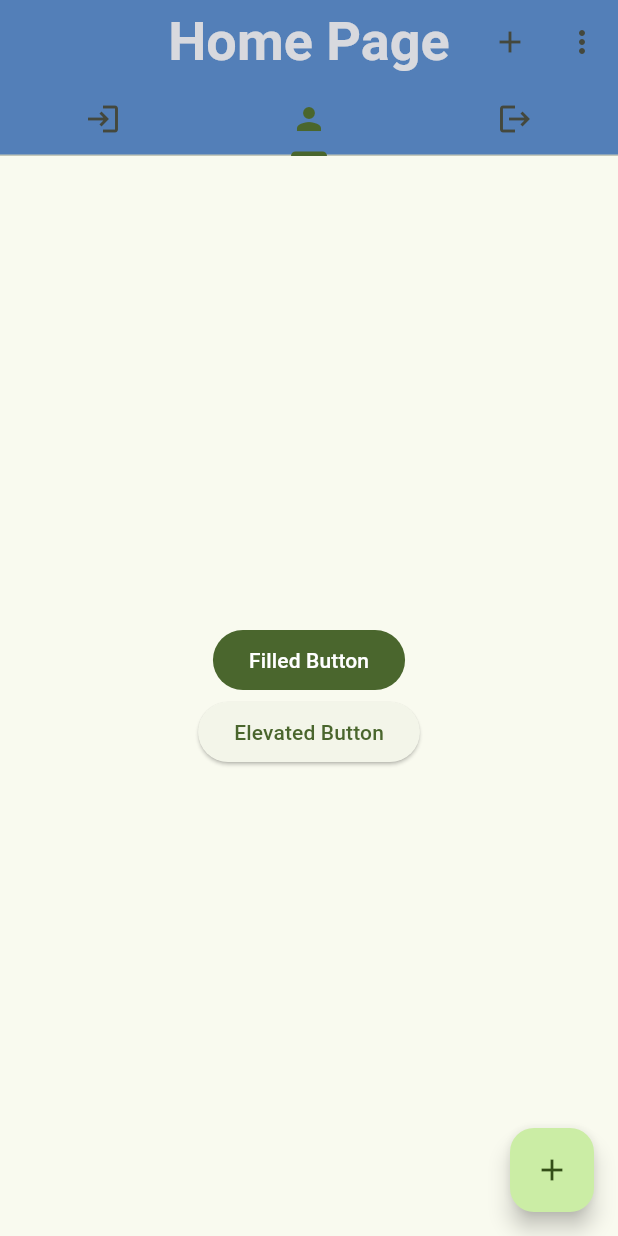
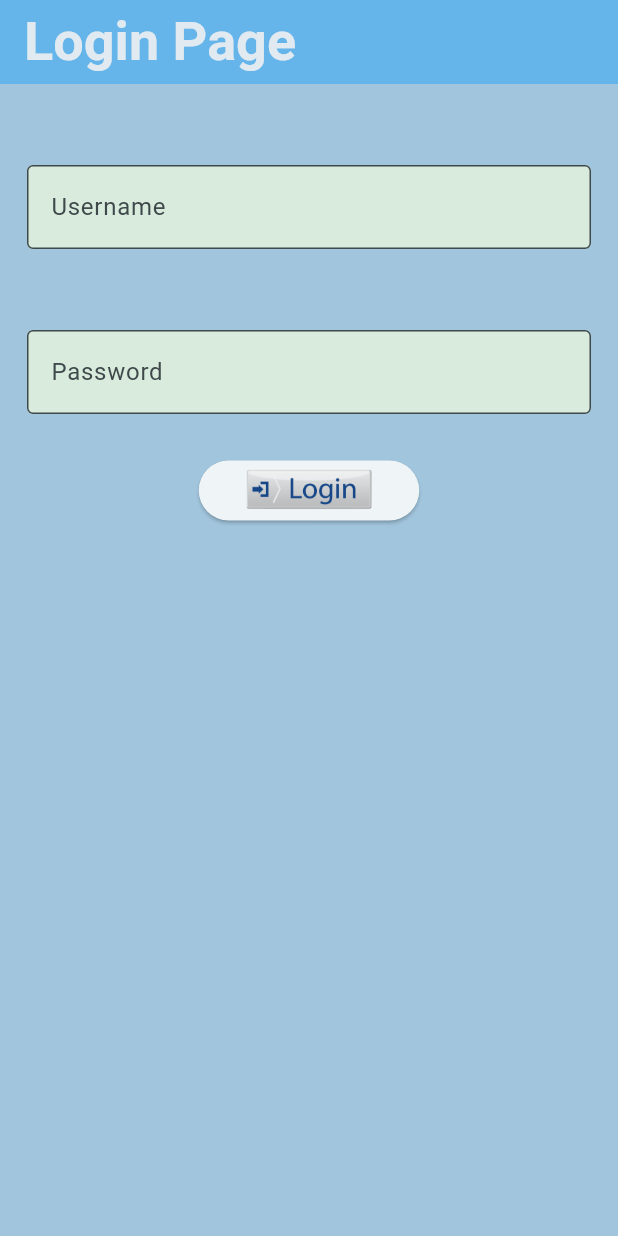
Before and after one commit to rwankurnia/erwan_kurnia, a Flutter app: the screen it shows after launch, on a phone screen of 412 x 824 dp. Run offline on Flutter 3.47's test engine with Material 3 defaults, Android fonts, the phone set to English and light mode, and no system bars.

Commit message:
tugas-01

```diff
--- a/lib/main.dart
+++ b/lib/main.dart
@@ -1,4 +1,4 @@
-import 'package:erwan_kurnia/day-3/pages/home_page.dart';
+import 'package:erwan_kurnia/tugas-week-01/tugas-01.dart';
 import 'package:flutter/material.dart';
 void main() {
   runApp(const MyApp());
@@ -10,11 +10,11 @@ class MyApp extends StatelessWidget {
   @override
   Widget build(BuildContext context) {
     return MaterialApp(
-      title: 'Flutter Demo',
+      title: '',
       theme: ThemeData(
-        colorScheme: ColorScheme.fromSeed(seedColor: const Color.fromARGB(255, 112, 187, 15)),
+        colorScheme: ColorScheme.fromSeed(seedColor: const Color.fromARGB(255, 255, 255, 255)),
       ),
-      home: HomePage()
+      home: LoginApp()
     );
   }
 }
--- /dev/null
+++ b/lib/tugas-week-01/tugas-01.dart
@@ -0,0 +1,91 @@
+import 'package:flutter/material.dart';
+
+class LoginApp extends StatefulWidget {
+  const LoginApp({super.key});
+
+  @override
+  State<LoginApp> createState() => _LoginAppState();
+}
+
+class _LoginAppState extends State<LoginApp> {
+
+  final _formKey = GlobalKey<FormState>();
+  TextEditingController usernameController = TextEditingController();
+  TextEditingController passwordController = TextEditingController();
+
+  @override
+  Widget build(BuildContext context) {
+    return Scaffold(
+      appBar: AppBar(
+        title: Text('Login Page',
+            style: TextStyle(
+              color: const Color.fromARGB(233, 237, 239, 241),
+              fontSize: 36,
+              fontWeight: FontWeight.bold,
+            ),
+          ),
+          backgroundColor: const Color.fromARGB(255, 101, 181, 234),
+      ),
+      backgroundColor: const Color.fromARGB(255, 161, 197, 221),
+      body: Form(
+        key: _formKey,
+        child: Padding(
+          padding: const EdgeInsets.symmetric(horizontal: 9, vertical: 27),
+          child: Column(
+            crossAxisAlignment: CrossAxisAlignment.center,
+            children: [
+              Padding(
+                padding:
+                  const EdgeInsets.symmetric(horizontal: 9, vertical: 27),
+                  child: TextFormField(
+                    controller: usernameController,
+                    decoration: const InputDecoration(
+                      fillColor: Color.fromARGB(255, 216, 235, 221),
+                      filled: true,
+                      border: OutlineInputBorder(), labelText: "Username"),
+                    validator: (value) {
+                      if (value == null || value.isEmpty) {
+                        return 'Masukkan username';
+                      }
+                      return null;
+                    },
+                  ),
+              ),
+              Padding(
+                padding:
+                  const EdgeInsets.symmetric(horizontal: 9, vertical: 27),
+                  child: TextFormField(
+                    controller: passwordController,
+                    obscureText: true,
+                    decoration: const InputDecoration(
+                      fillColor: Color.fromARGB(255, 216, 235, 221),
+                      filled: true,
+                      border: OutlineInputBorder(), labelText: "Password"),
+                    validator: (value) {
+                      if (value == null || value.isEmpty) {
+                        return 'Masukkan Password';
+                      }
+                      return null;
+                    },
+                  ),
+              ),
+              ElevatedButton(
+                onPressed: () {
+                  if (_formKey.currentState!.validate()) {
+                    ScaffoldMessenger.of(context).showSnackBar(
+                      const SnackBar(content: Text('OTW HALAMAN HOME PAGE')),
+                    );
+                  }
+                },
+                child: Image.asset(
+                      'assets/Login.png',
+                      width: 99,
+                      ),
+              ),
+            ]
+          ),
+        ),
+      ),
+    );
+  }
+}
```
Also changed, not shown: lib/day-3/pages/home_page.dart (+39 -5 lines), assets/Login.png (added).
